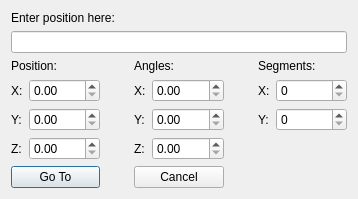
o3de/o3de, file Code/Sandbox/Editor/GotoPositionDlg.ui: the form before one commit.
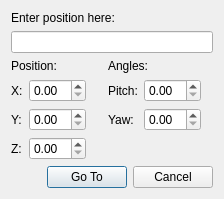
The form after the commit.

```diff
--- a/Code/Sandbox/Editor/GotoPositionDlg.ui
+++ b/Code/Sandbox/Editor/GotoPositionDlg.ui
@@ -6,71 +6,51 @@
    <rect>
     <x>0</x>
     <y>0</y>
-    <width>358</width>
-    <height>198</height>
+    <width>182</width>
+    <height>174</height>
    </rect>
   </property>
   <property name="windowTitle">
    <string>Go to Position</string>
   </property>
-  <layout class="QGridLayout" name="gridLayout" columnstretch="0,1,0,0,1,0,0,1">
-   <item row="6" column="0" colspan="2">
-    <widget class="QPushButton" name="pushButton">
-     <property name="text">
-      <string>Go To</string>
-     </property>
-    </widget>
-   </item>
-   <item row="6" column="3" colspan="2">
-    <widget class="QPushButton" name="pushButton_2">
-     <property name="text">
-      <string>Cancel</string>
+  <layout class="QVBoxLayout" name="verticalLayout">
+   <property name="spacing">
+    <number>6</number>
+   </property>
+   <item>
+    <layout class="QGridLayout" name="gridLayout" columnstretch="0,0,0,0,0,0,0">
+     <property name="sizeConstraint">
+      <enum>QLayout::SetDefaultConstraint</enum>
      </property>
-    </widget>
-   </item>
-   <item row="5" column="6" colspan="2">
-    <spacer name="horizontalSpacer">
-     <property name="orientation">
-      <enum>Qt::Horizontal</enum>
+     <property name="horizontalSpacing">
+      <number>6</number>
      </property>
-     <property name="sizeHint" stdset="0">
-      <size>
-       <width>40</width>
-       <height>20</height>
-      </size>
-     </property>
-    </spacer>
-   </item>
-   <item row="3" column="2">
-    <spacer name="horizontalSpacer_2">
-     <property name="orientation">
-      <enum>Qt::Horizontal</enum>
-     </property>
-     <property name="sizeType">
-      <enum>QSizePolicy::Fixed</enum>
-     </property>
-     <property name="sizeHint" stdset="0">
-      <size>
-       <width>22</width>
-       <height>20</height>
-      </size>
-     </property>
-    </spacer>
+     <item row="2" column="3" colspan="2">
+      <widget class="QLabel" name="label_3">
+       <property name="text">
+        <string>Angles:</string>
+       </property>
+      </widget>
    </item>
    <item row="5" column="1">
     <widget class="QDoubleSpinBox" name="m_dymZ"/>
    </item>
-   <item row="4" column="1">
-    <widget class="QDoubleSpinBox" name="m_dymY"/>
-   </item>
    <item row="3" column="1">
     <widget class="QDoubleSpinBox" name="m_dymX"/>
    </item>
-   <item row="4" column="4">
-    <widget class="QDoubleSpinBox" name="m_dymAngleY"/>
-   </item>
-   <item row="3" column="4">
-    <widget class="QDoubleSpinBox" name="m_dymAngleX"/>
+     <item row="0" column="0" colspan="7">
+      <widget class="QLabel" name="label">
+       <property name="text">
+        <string>Enter position here:</string>
+       </property>
+      </widget>
+     </item>
+     <item row="2" column="0" colspan="2">
+      <widget class="QLabel" name="label_2">
+       <property name="text">
+        <string>Position:</string>
+       </property>
+      </widget>
    </item>
    <item row="5" column="0">
     <widget class="QLabel" name="label_8">
@@ -79,19 +59,45 @@
      </property>
     </widget>
    </item>
+     <item row="4" column="0">
+      <widget class="QLabel" name="label_6">
+       <property name="text">
+        <string>Y:</string>
+       </property>
+      </widget>
+     </item>
+     <item row="3" column="3">
+      <widget class="QLabel" name="label_5">
+       <property name="text">
+        <string>Pitch:</string>
+       </property>
+      </widget>
+     </item>
    <item row="4" column="3">
     <widget class="QLabel" name="label_7">
      <property name="text">
-      <string>Y:</string>
+        <string>Yaw:</string>
      </property>
     </widget>
    </item>
-   <item row="0" column="0" colspan="8">
-    <widget class="QLabel" name="label">
-     <property name="text">
-      <string>Enter position here:</string>
-     </property>
-    </widget>
+     <item row="3" column="2">
+      <spacer name="horizontalSpacer_2">
+       <property name="orientation">
+        <enum>Qt::Horizontal</enum>
+       </property>
+       <property name="sizeType">
+        <enum>QSizePolicy::Fixed</enum>
+       </property>
+       <property name="sizeHint" stdset="0">
+        <size>
+         <width>10</width>
+         <height>20</height>
+        </size>
+       </property>
+      </spacer>
+     </item>
+     <item row="4" column="4">
+      <widget class="QDoubleSpinBox" name="m_dymAngleYaw"/>
    </item>
    <item row="3" column="0">
     <widget class="QLabel" name="label_4">
@@ -100,93 +106,51 @@
      </property>
     </widget>
    </item>
-   <item row="1" column="0" colspan="8">
+     <item row="4" column="1">
+      <widget class="QDoubleSpinBox" name="m_dymY"/>
+     </item>
+     <item row="1" column="0" colspan="7">
     <widget class="QLineEdit" name="m_posEdit">
      <property name="alignment">
       <set>Qt::AlignLeading|Qt::AlignLeft|Qt::AlignVCenter</set>
      </property>
     </widget>
    </item>
-   <item row="2" column="0" colspan="2">
-    <widget class="QLabel" name="label_2">
-     <property name="text">
-      <string>Position:</string>
-     </property>
-    </widget>
-   </item>
-   <item row="3" column="3">
-    <widget class="QLabel" name="label_5">
-     <property name="text">
-      <string>X:</string>
-     </property>
-    </widget>
+     <item row="3" column="4">
+      <widget class="QDoubleSpinBox" name="m_dymAnglePitch"/>
+     </item>
+    </layout>
    </item>
-   <item row="3" column="6">
-    <widget class="QLabel" name="m_labelSegX">
-     <property name="text">
-      <string>X:</string>
-     </property>
-    </widget>
-   </item>
-   <item row="5" column="4">
-    <widget class="QDoubleSpinBox" name="m_dymAngleZ"/>
-   </item>
-   <item row="4" column="0">
-    <widget class="QLabel" name="label_6">
-     <property name="text">
-      <string>Y:</string>
-     </property>
-    </widget>
-   </item>
-   <item row="4" column="6">
-    <widget class="QLabel" name="m_labelSegY">
-     <property name="text">
-      <string>Y:</string>
-     </property>
-    </widget>
-   </item>
-   <item row="5" column="3">
-    <widget class="QLabel" name="label_9">
-     <property name="text">
-      <string>Z:</string>
-     </property>
-    </widget>
-   </item>
-   <item row="3" column="5">
-    <spacer name="horizontalSpacer_3">
+   <item>
+    <layout class="QHBoxLayout" name="buttonLayout">
+     <item>
+      <spacer name="horizontalSpacer_1">
      <property name="orientation">
       <enum>Qt::Horizontal</enum>
      </property>
-     <property name="sizeType">
-      <enum>QSizePolicy::Fixed</enum>
-     </property>
      <property name="sizeHint" stdset="0">
       <size>
-       <width>22</width>
-       <height>20</height>
+         <width>0</width>
+         <height>0</height>
       </size>
      </property>
     </spacer>
    </item>
-   <item row="2" column="3" colspan="2">
-    <widget class="QLabel" name="label_3">
+     <item>
+      <widget class="QPushButton" name="pushButton">
      <property name="text">
-      <string>Angles:</string>
+        <string>Go To</string>
      </property>
     </widget>
    </item>
-   <item row="2" column="6" colspan="2">
-    <widget class="QLabel" name="m_labelSeg">
+     <item>
+      <widget class="QPushButton" name="pushButton_2">
      <property name="text">
-      <string>Segments:</string>
+        <string>Cancel</string>
      </property>
     </widget>
    </item>
-   <item row="3" column="7">
-    <widget class="QSpinBox" name="m_dymSegX"/>
-   </item>
-   <item row="4" column="7">
-    <widget class="QSpinBox" name="m_dymSegY"/>
+    </layout>
    </item>
   </layout>
  </widget>
```
Left out of the diff: 15 changed lines with no effect on the pictures. Lines whose indentation alone changed are shown as unchanged.
